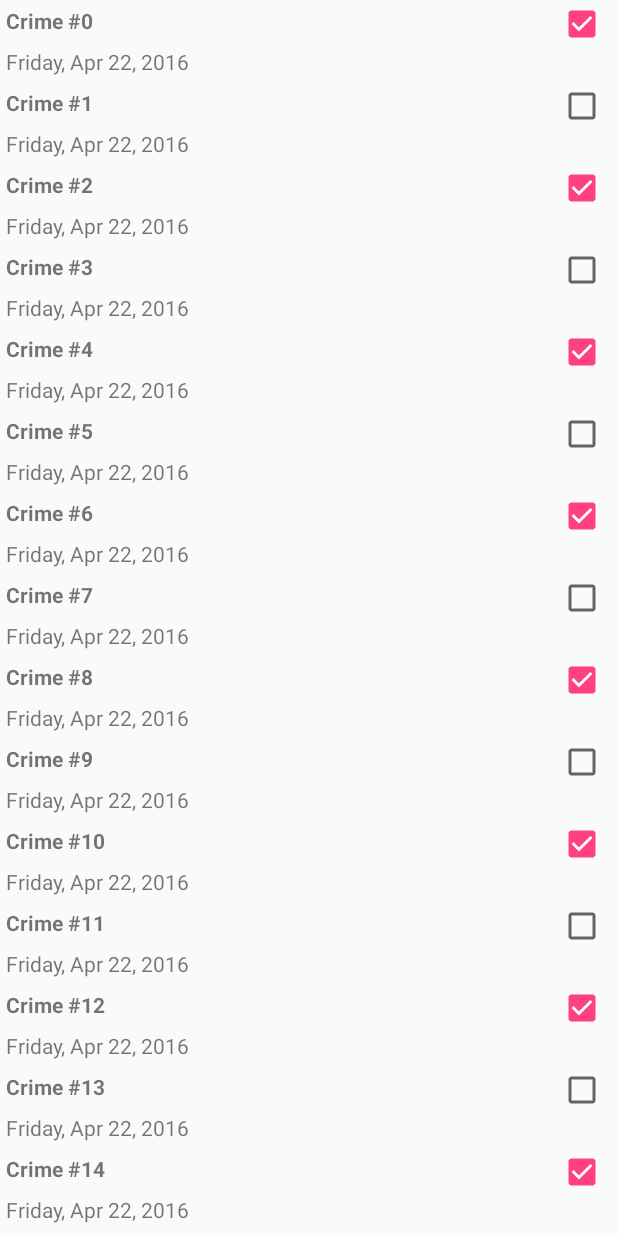
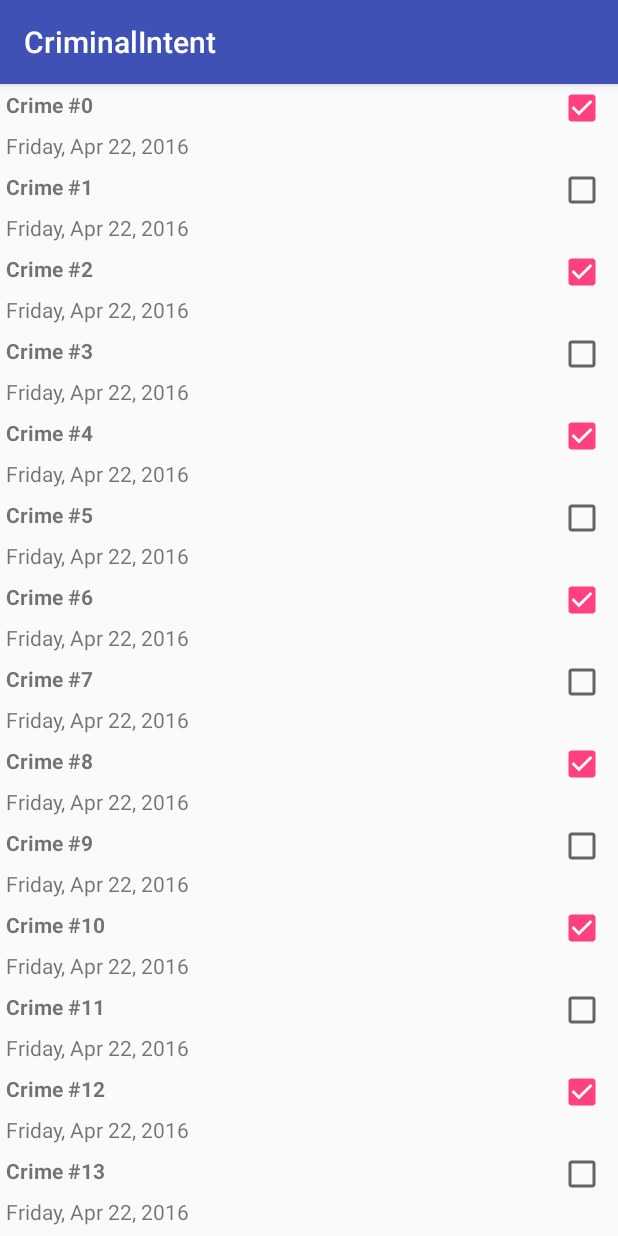
Before and after one commit to Svilcata/Android-Studio-Project-1, an Android app: the screen it shows after launch (CrimeListActivity), on a phone screen of 412 x 824 dp. Run offline under Robolectric (Android 15) with nearby library versions, the phone set to English and light mode, and no system bars.

Commit message:
Chapter 13 - starting

```diff
--- a/app/src/main/java/com/svilcata/criminalintent/SingleFragmentActivity.java
+++ b/app/src/main/java/com/svilcata/criminalintent/SingleFragmentActivity.java
@@ -4,11 +4,12 @@ import android.os.Bundle;
 import android.support.v4.app.Fragment;
 import android.support.v4.app.FragmentActivity;
 import android.support.v4.app.FragmentManager;
+import android.support.v7.app.AppCompatActivity;
 
 /**
  * Created by Svilcata on 11-Apr-16.
  */
-public abstract class SingleFragmentActivity extends FragmentActivity {
+public abstract class SingleFragmentActivity extends AppCompatActivity {
 
     protected abstract Fragment createFragment();
 
--- a/app/src/main/res/values/strings.xml
+++ b/app/src/main/res/values/strings.xml
@@ -5,4 +5,5 @@
     <string name="crime_details_label">DETAILS</string>
     <string name="date_picker_title">Date of crime:</string>
     <string name="crime_solved_label">Solved</string>
+    <string name="button_text_ok">OK</string>
 </resources>
```
